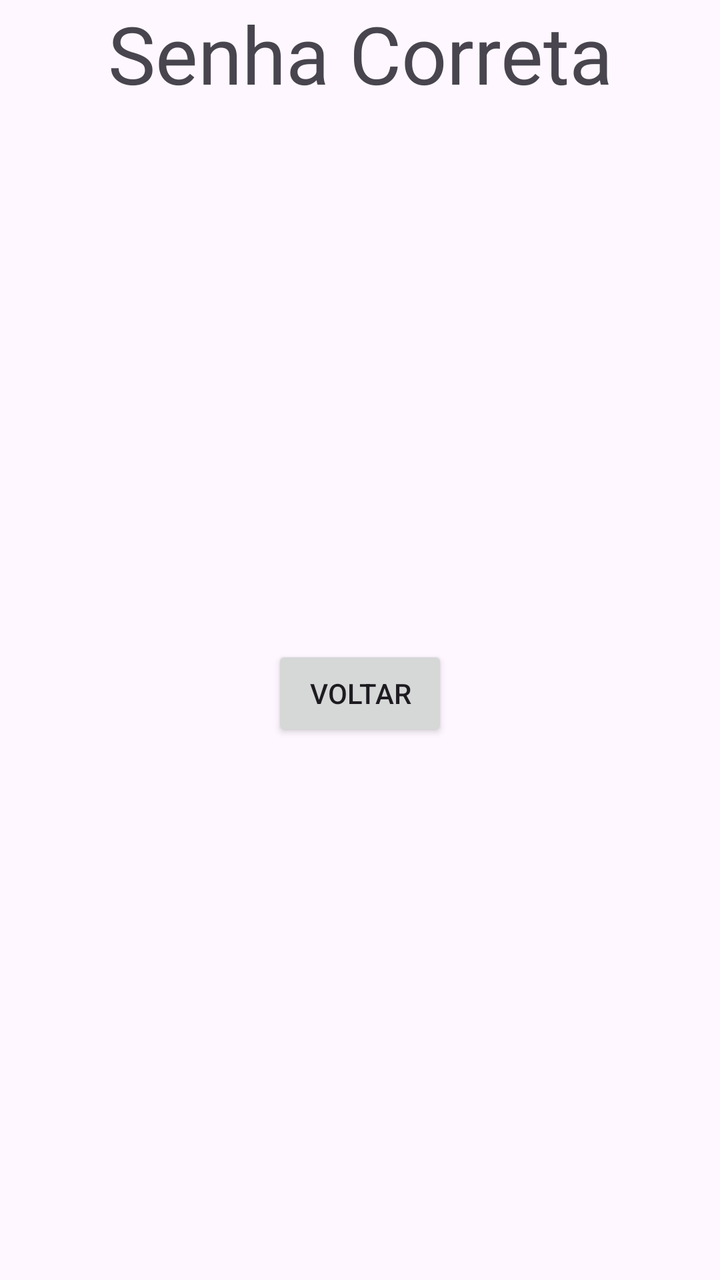
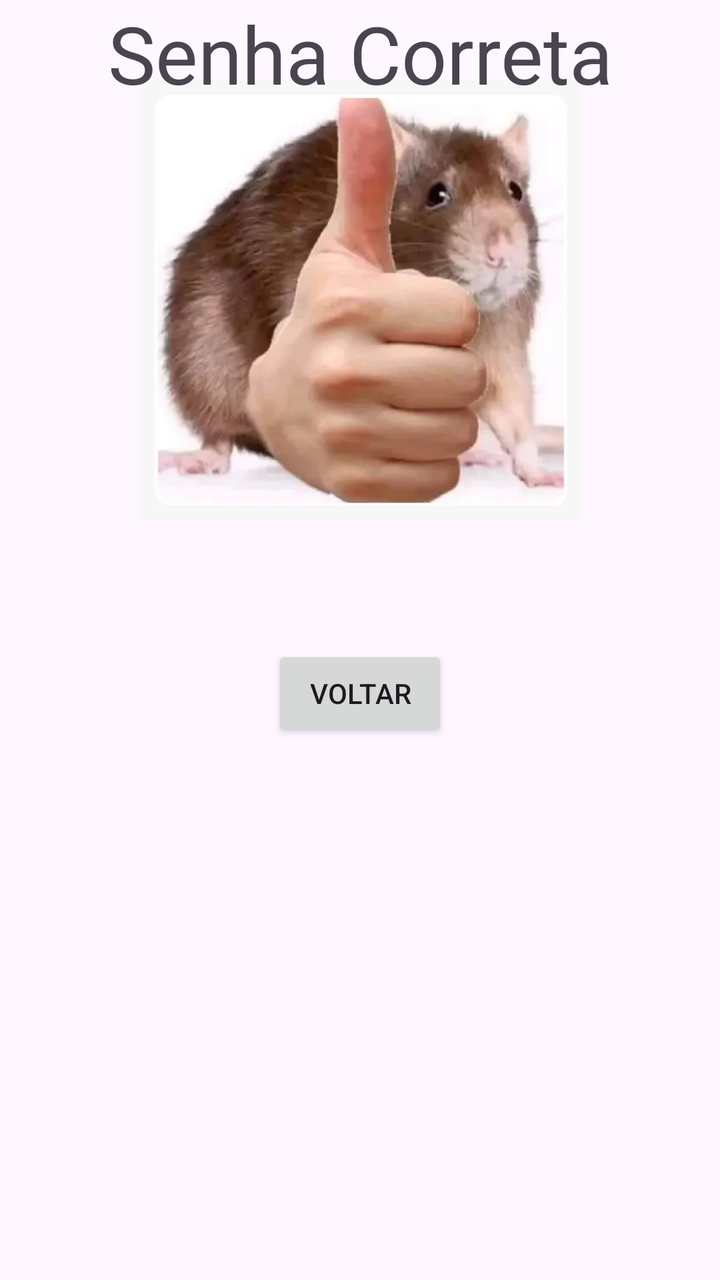

Before-and-after screenshots of an Android layout around one commit, followed by the original layout XML and the change that was made.
<!-- AndroidManifest.xml: application theme Theme.AppPAM -->
<!-- res/layout/activity_tela_acerto.xml -->
<?xml version="1.0" encoding="utf-8"?>
<androidx.constraintlayout.widget.ConstraintLayout xmlns:android="http://schemas.android.com/apk/res/android"
    xmlns:app="http://schemas.android.com/apk/res-auto"
    xmlns:tools="http://schemas.android.com/tools"
    android:id="@+id/main"
    android:layout_width="match_parent"
    android:layout_height="match_parent"
    tools:context=".TelaAcerto">




    <TextView
        android:id="@+id/textCerto"
        android:layout_width="wrap_content"
        android:layout_height="wrap_content"
        android:text="Senha Correta"
        android:textSize="40sp"
        app:layout_constraintEnd_toEndOf="parent"
        app:layout_constraintStart_toStartOf="parent"
        app:layout_constraintHorizontal_bias="0.5"
        app:layout_constraintVertical_bias="0.5"
        tools:ignore="MissingConstraints"
        tools:layout_editor_absoluteY="300dp" />

    <Button
        android:id="@+id/btnVoltar"
        android:layout_width="wrap_content"
        android:layout_height="wrap_content"
        android:text="Voltar"
        app:layout_constraintBottom_toBottomOf="parent"
        app:layout_constraintEnd_toEndOf="parent"
        app:layout_constraintHorizontal_bias="0.5"
        app:layout_constraintStart_toStartOf="parent"
        app:layout_constraintTop_toBottomOf="@+id/textCerto"
        app:layout_constraintVertical_bias="0.5"
        tools:ignore="MissingConstraints" />

</androidx.constraintlayout.widget.ConstraintLayout>
<!-- resources referenced by this layout -->
<resources>
  <style name="Theme.AppPAM" parent="Base.Theme.AppPAM" />
  <style name="Base.Theme.AppPAM" parent="Theme.Material3.DayNight.NoActionBar">
          
          
      </style>
</resources>

<!-- the commit's change to res/layout/activity_tela_acerto.xml (unified diff, before → after) -->
@@ -8,7 +8,16 @@
     tools:context=".TelaAcerto">
 
 
-
+    <ImageView
+        android:id="@+id/imgLogo"
+        android:layout_width="400dp"
+        android:layout_height="220dp"
+        android:layout_marginTop="40dp"
+        android:src="@drawable/ratojoia"
+        app:layout_constraintTop_toTopOf="parent"
+        app:layout_constraintStart_toStartOf="parent"
+        app:layout_constraintEnd_toEndOf="parent"
+        />
 
     <TextView
         android:id="@+id/textCerto"
<!-- resource entries referenced after the edit -->
@@ -1,5 +1,6 @@
 <!-- resources referenced by this layout -->
 <resources>
+  <!-- drawable ratojoia: jpeg bitmap (drawable, 38972 bytes) -->
   <style name="Theme.AppPAM" parent="Base.Theme.AppPAM" />
   <style name="Base.Theme.AppPAM" parent="Theme.Material3.DayNight.NoActionBar">
           
